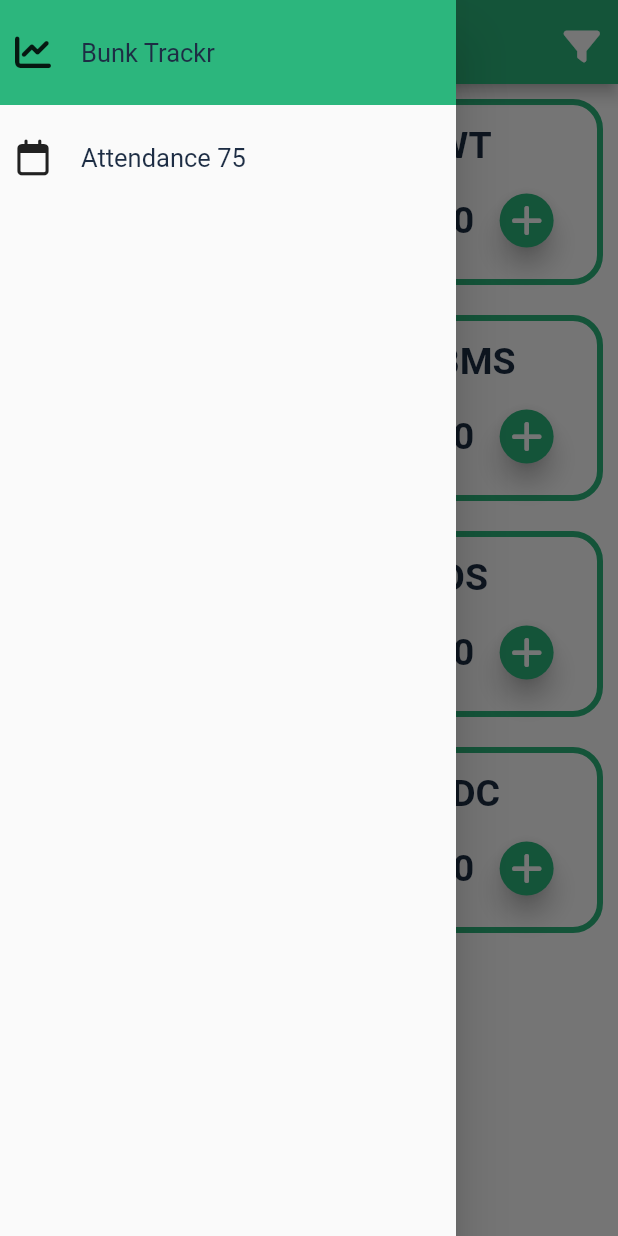
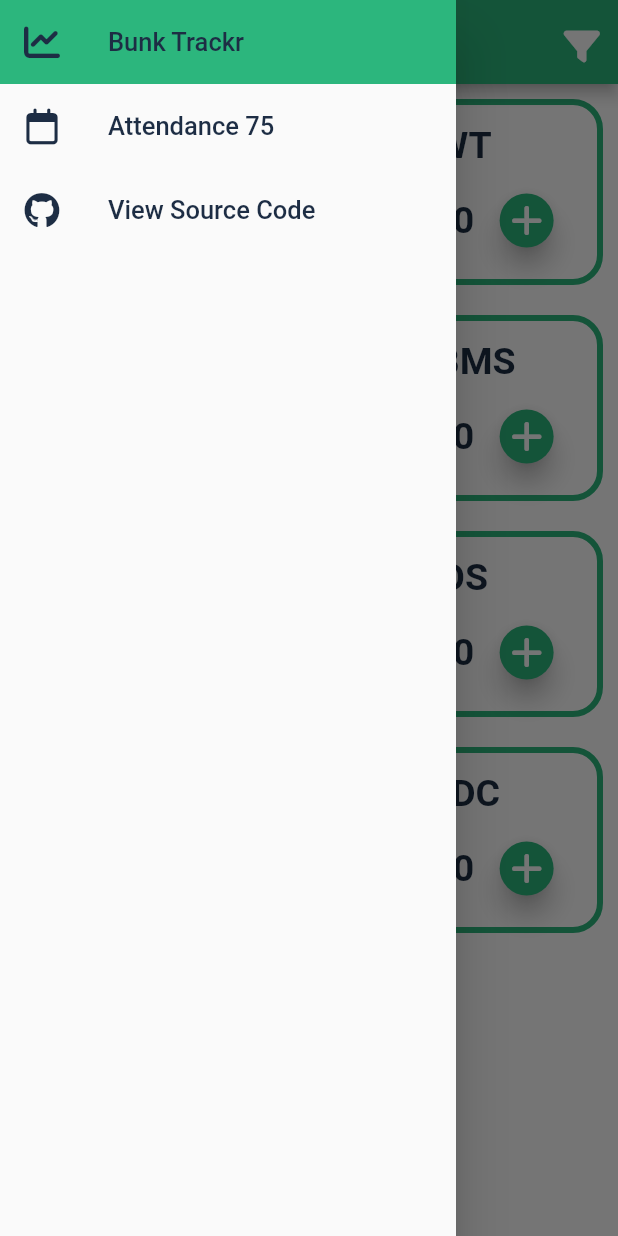
Before and after one commit to Jayakrishnan-manoj/Bunk-Tracker, a Flutter app: the screen it shows after launch, with the side drawer open, on a phone screen of 412 x 824 dp. Run offline on Flutter 3.47's test engine with Material 2 defaults, Android fonts, the phone set to English and light mode, and no system bars; our stand-ins replace font_awesome_flutter, shared_preferences.

Commit message:
feature: app drawer

```diff
--- a/lib/screens/check75_screen.dart
+++ b/lib/screens/check75_screen.dart
@@ -16,7 +16,9 @@ class _AttendanceCheckState extends State<AttendanceCheck> {
       appBar: AppBar(
         title: const Text("Attendance75"),
       ),
-      drawer: AppDrawer(),
+      drawer: AppDrawer(
+        isSelected: false,
+      ),
       // body: Padding(
       //   padding: const EdgeInsets.only(
       //     left: 20,
--- a/lib/screens/home_screen.dart
+++ b/lib/screens/home_screen.dart
@@ -66,7 +66,7 @@ class _HomeScreenState extends State<HomeScreen> {
           ),
         ],
       ),
-      drawer: AppDrawer(),
+      drawer: AppDrawer(isSelected: true,),
       body: SafeArea(
         child: GridView(
           padding: const EdgeInsets.all(10.0),
--- a/lib/widgets/app_drawer.dart
+++ b/lib/widgets/app_drawer.dart
@@ -1,77 +1,72 @@
+import 'package:flutter/material.dart';
+import 'package:font_awesome_flutter/font_awesome_flutter.dart';
 import 'package:bunk_tracker/constants/constants.dart';
 import 'package:bunk_tracker/screens/check75_screen.dart';
-import 'package:bunk_tracker/screens/date_screen.dart';
 import 'package:bunk_tracker/screens/home_screen.dart';
-import 'package:flutter/material.dart';
-import 'package:flutter/src/widgets/container.dart';
-import 'package:flutter/src/widgets/framework.dart';
-import 'package:font_awesome_flutter/font_awesome_flutter.dart';
 
 class AppDrawer extends StatelessWidget {
-  const AppDrawer({super.key});
+  AppDrawer({required this.isSelected});
+
+  bool isSelected;
 
   @override
   Widget build(BuildContext context) {
     return SafeArea(
       child: Drawer(
-        child: Column(
+        child: ListView(
           children: [
-            GestureDetector(
-              onTap: () => Navigator.pushReplacement(
-                context,
-                MaterialPageRoute(
-                  builder: (BuildContext context) => HomeScreen(),
+            ListTile(
+              selectedTileColor: kAppBarColor,
+              selected: isSelected,
+              leading: const Icon(
+                FontAwesomeIcons.chartLine,
+                color: kTextColor,
               ),
-              ),
-              child: Container(
-                height: 70,
-                color: kAppBarColor,
-                child: Padding(
-                  padding: const EdgeInsets.all(10.0),
-                  child: Row(
-                    children: [
-                      const Icon(FontAwesomeIcons.chartLine),
-                      const SizedBox(
-                        width: 20,
-                      ),
-                      const Text(
+              title: const Text(
                 "Bunk Trackr",
                 style: TextStyle(
                   color: kTextColor,
                   fontSize: 17,
                 ),
               ),
-                    ],
+              onTap: () => Navigator.pushReplacement(
+                context,
+                MaterialPageRoute(
+                  builder: (BuildContext context) => const HomeScreen(),
                 ),
               ),
             ),
+            ListTile(
+              selectedTileColor: kAppBarColor,
+              selected: !isSelected,
+              leading: const Icon(
+                FontAwesomeIcons.calendar,
+                color: kTextColor,
               ),
-            GestureDetector(
-              onTap: () => Navigator.pushReplacement(
-                context,
-                MaterialPageRoute(
-                  builder: (BuildContext context) =>  AttendanceCheck(),
-                ),
-              ),
-              child: Container(
-                height: 70,
-                child: Padding(
-                  padding: const EdgeInsets.all(10.0),
-                  child: Row(
-                    children: [
-                      const Icon(FontAwesomeIcons.calendar),
-                      const SizedBox(
-                        width: 20,
-                      ),
-                      const Text(
+              title: const Text(
                 "Attendance 75",
                 style: TextStyle(
                   color: kTextColor,
                   fontSize: 17,
                 ),
               ),
-                    ],
+              onTap: () => Navigator.pushReplacement(
+                context,
+                MaterialPageRoute(
+                  builder: (BuildContext context) => const AttendanceCheck(),
                 ),
+              ),
+            ),
+            const ListTile(
+              leading: Icon(
+                FontAwesomeIcons.github,
+                color: kTextColor,
+              ),
+              title: Text(
+                "View Source Code",
+                style: TextStyle(
+                  color: kTextColor,
+                  fontSize: 17,
                 ),
               ),
             ),
```
Lines whose indentation alone changed are shown as unchanged.
